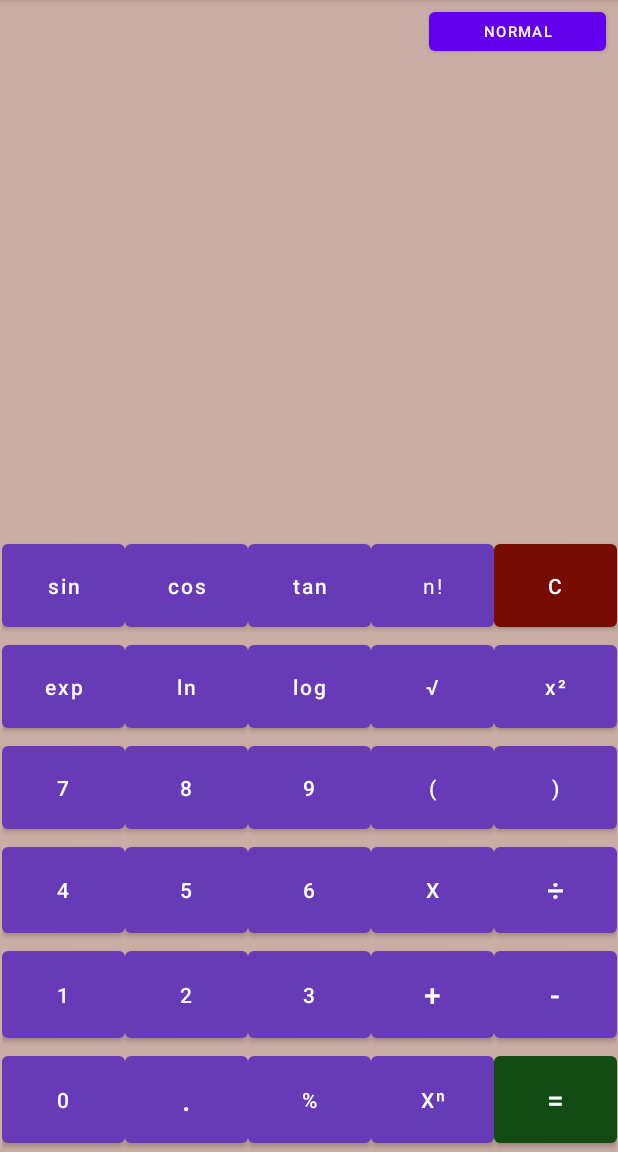
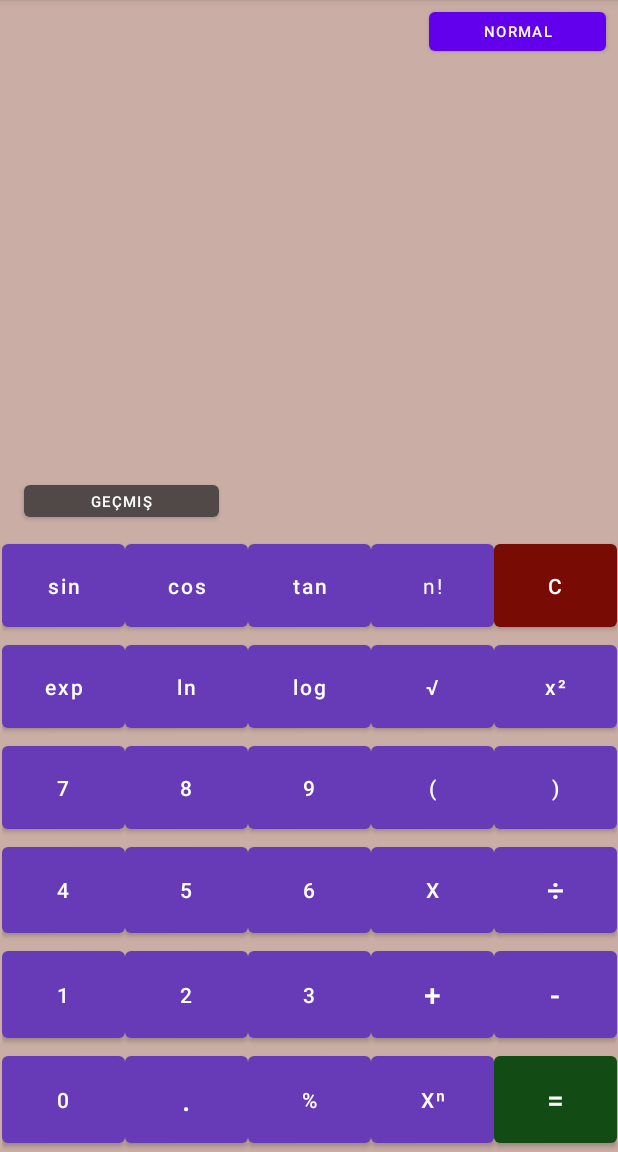
Before and after one commit to KorayHamsioglu/HesapMakinesi, an Android app: the Bilimsel screen opened directly, with no data from a screen before it, on a phone screen of 412 x 824 dp, the part 84-1236 px from its top. Run offline under Robolectric (Android 15) with nearby library versions, the phone set to English and light mode, and no system bars.

Commit message:
bilimsel kısım eklendi,işlem geçmişi eklendi.

```diff
--- a/app/src/main/AndroidManifest.xml
+++ b/app/src/main/AndroidManifest.xml
@@ -9,7 +9,8 @@
         android:roundIcon="@mipmap/ic_launcher_round"
         android:supportsRtl="true"
         android:theme="@style/Theme.HesapMakinesi">
-        <activity android:name=".Bilimsel"></activity>
+        <activity android:name=".Gecmis"></activity>
+        <activity android:name=".Bilimsel" />
         <activity android:name=".MainActivity">
             <intent-filter>
                 <action android:name="android.intent.action.MAIN" />
--- a/app/src/main/java/com/example/hesapmakinesi/Bilimsel.java
+++ b/app/src/main/java/com/example/hesapmakinesi/Bilimsel.java
@@ -11,10 +11,18 @@ import android.widget.TextView;
 
 import org.mariuszgromada.math.mxparser.Expression;
 
+import java.text.SimpleDateFormat;
+import java.util.Calendar;
+import java.util.Date;
+
 public class Bilimsel extends AppCompatActivity {
     private TextView textView2;
-    private Button btnKare,buttonGecis2,btn0,btn1,btn2,btn3,btn4,btn5,btn6,btn7,btn8,btn9,btnSin,btnCos,btnTan,btnFakt,btnClear,btnExp,btnLn,btnLog,btnKok,btnUs,btnParantezAc,btnParantezKapa,btnCarp,btnBol,btnTopla,btnCıkar,btnMod,btnNokta,btnHesapla;
+    private Button btnGecmis,btnKare,buttonGecis2,btn0,btn1,btn2,btn3,btn4,btn5,btn6,btn7,btn8,btn9,btnSin,btnCos,btnTan,btnFakt,btnClear,btnExp,btnLn,btnLog,btnKok,btnUs,btnParantezAc,btnParantezKapa,btnCarp,btnBol,btnTopla,btnCıkar,btnMod,btnNokta,btnHesapla;
     private String oldText2;
+    private String sonuc;
+    private String[] str=new String[20];
+    private String[] tarih=new String[20];
+
     @Override
     protected void onCreate(Bundle savedInstanceState) {
         super.onCreate(savedInstanceState);
@@ -50,7 +58,7 @@ public class Bilimsel extends AppCompatActivity {
         btnNokta=findViewById(R.id.btnNokta);
         btnKare=findViewById(R.id.btnKare);
         btnHesapla=findViewById(R.id.btnHesapla);
-
+        btnGecmis=findViewById(R.id.btnGecmis);
         textView2=findViewById(R.id.textView2);
 
 
@@ -301,10 +309,33 @@ public class Bilimsel extends AppCompatActivity {
                oldText2=oldText2.replaceAll("x","*");
                oldText2=oldText2.replaceAll("÷","/");
                Expression expression=new Expression(oldText2);
+                Date currentTime= Calendar.getInstance().getTime();
+                SimpleDateFormat formatter=new SimpleDateFormat("dd.MM.yyyy");
+                String date=formatter.format(currentTime);
+               sonuc=String.valueOf(expression.calculate());
+               int i;
+               for(i=0;i<15;i++){
+                   if (str[i]==null){
+                       str[i]=oldText2+"="+sonuc;
+                       tarih[i]=date;
+                       i=15;
+                   }
+               }
 
-               String result=String.valueOf(expression.calculate());
 
-               textView2.setText(result);
+               textView2.setText(sonuc);
+            }
+        });
+
+        btnGecmis.setOnClickListener(new View.OnClickListener() {
+            @Override
+            public void onClick(View view) {
+
+                Intent intent=new Intent(Bilimsel.this,Gecmis.class);
+                String islem= String.valueOf(textView2.getText());
+                intent.putExtra("aktar",str);
+                intent.putExtra("tarihaktar",tarih);
+                startActivity(intent);
             }
         });
 
--- a/app/src/main/res/layout/activity_bilimsel.xml
+++ b/app/src/main/res/layout/activity_bilimsel.xml
@@ -329,13 +329,27 @@
         android:id="@+id/textView2"
         android:layout_width="0dp"
         android:layout_height="38dp"
-        android:layout_marginBottom="38dp"
+        android:layout_marginBottom="60dp"
         android:lineSpacingExtra="8sp"
         android:lines="@integer/material_motion_duration_long_1"
         android:textColorHint="#3F51B5"
         android:textColorLink="#2196F3"
         app:layout_constraintBottom_toTopOf="@+id/tableLayout"
         app:layout_constraintEnd_toEndOf="parent"
+        app:layout_constraintHorizontal_bias="1.0"
+        app:layout_constraintStart_toStartOf="parent" />
+
+    <Button
+        android:id="@+id/btnGecmis"
+        android:layout_width="130dp"
+        android:layout_height="33dp"
+        android:layout_marginStart="16dp"
+        android:layout_marginLeft="16dp"
+        android:layout_marginBottom="6dp"
+        android:text="Geçmiş"
+        android:textSize="10sp"
+        app:backgroundTint="#514848"
+        app:layout_constraintBottom_toTopOf="@+id/tableLayout"
         app:layout_constraintStart_toStartOf="parent" />
 
 </androidx.constraintlayout.widget.ConstraintLayout>
```
Also changed, not shown: app/src/main/java/com/example/hesapmakinesi/Gecmis.java (added, +50 -0 lines), app/src/main/java/com/example/hesapmakinesi/RVadapter.java (added, +63 -0 lines), app/src/main/res/layout/activity_gecmis.xml (added, +17 -0 lines), app/src/main/res/layout/card_tasarim.xml (added, +46 -0 lines).
